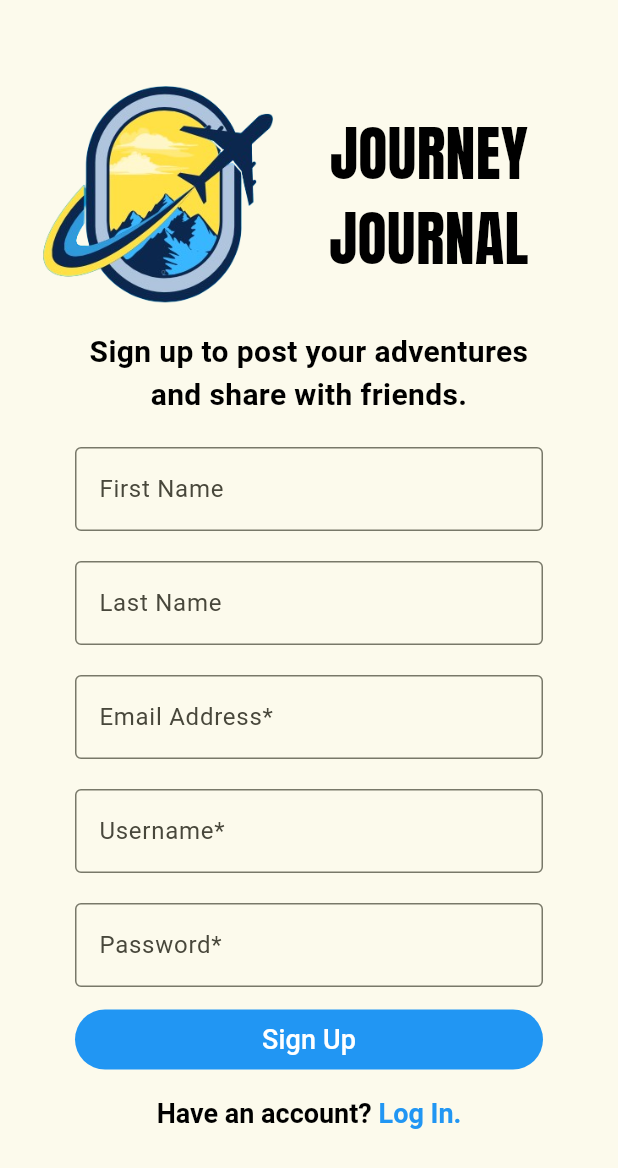
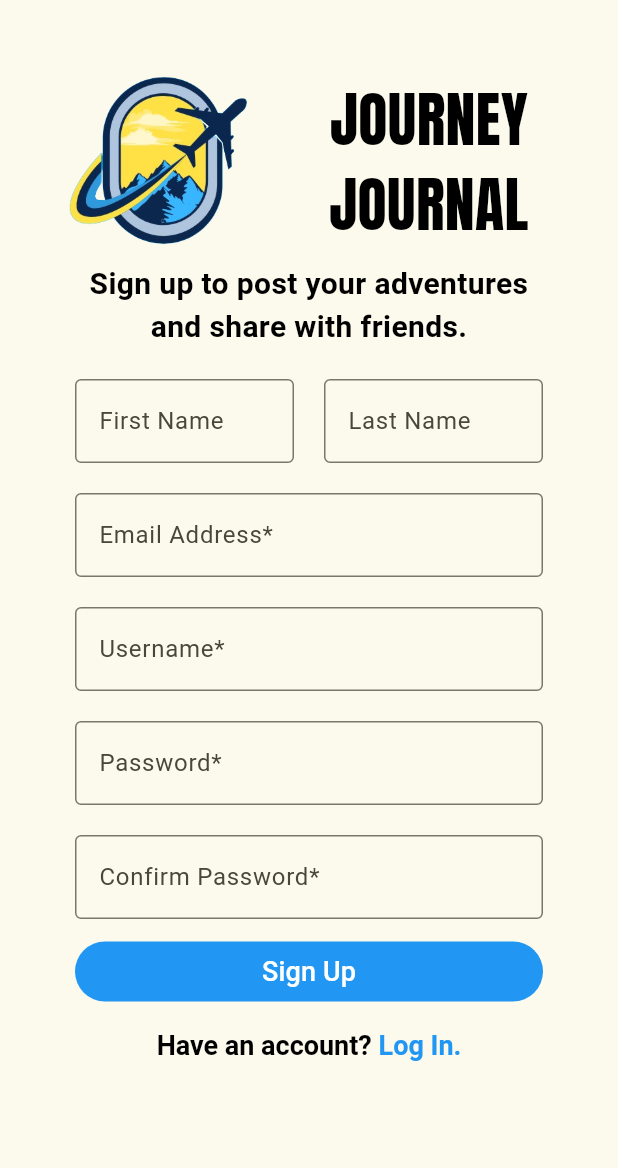
Before and after one commit to gagenotar/COP4331-BigProject-App, a Flutter app: the screen it shows after launch, after a tap on "Log In", after a tap on "Don't have an account? Sign Up.", on a phone screen of 412 x 824 dp. Shown: the top 1168 px of the screen. Run offline on Flutter 3.47's test engine with Material 3 defaults, Android fonts, the phone set to English and light mode, and no system bars; our stand-ins replace form_field_validator, google_fonts; missing offline and left inert: bson.

Commit message:
Updated register page layout
Put first and last name form on the same line and added confirm password field

```diff
--- a/lib/components/l_r_entry_box.dart
+++ b/lib/components/l_r_entry_box.dart
@@ -1,5 +1,7 @@
 import 'package:flutter/material.dart';
 import 'package:form_field_validator/form_field_validator.dart';
+
+enum RowPlacement {solo, left, right, middle}
 
 class LREntryBox extends StatelessWidget {
 
@@ -10,7 +12,9 @@ class LREntryBox extends StatelessWidget {
     this.keyboard = 'text',
     this.isPassword = false,
     this.validator,
-    this.autovalidate = false
+    this.autovalidate = false,
+    this.rowPlacement = RowPlacement.solo
+
   });
 
   static final fieldType = {
@@ -24,8 +28,12 @@ class LREntryBox extends StatelessWidget {
   final TextEditingController textController;
   final String label;
 
+  final RowPlacement rowPlacement;
   final String keyboard;
   final bool isPassword;
+
+  //
+
 
   final FieldValidator? validator;
   final bool autovalidate;
@@ -33,11 +41,23 @@ class LREntryBox extends StatelessWidget {
   @override
   Widget build(BuildContext context) {
     return Padding(
-      padding: const EdgeInsets.symmetric(vertical:10, horizontal:50),
+      padding: (){
+        switch (rowPlacement){
+          case RowPlacement.solo:
+            return const EdgeInsets.symmetric(vertical:10, horizontal:50);
+          case RowPlacement.left:
+            return const EdgeInsets.only(left:50, top: 10, bottom:10 , right: 10);
+          case RowPlacement.right:
+            return const EdgeInsets.only(left:10, top: 10, bottom:10 , right: 50);
+          case RowPlacement.middle:
+            return const EdgeInsets.all(10);
+        }
+      }(),
       child: TextFormField(
         controller: textController,
         decoration: InputDecoration(
           labelText: label,
+          errorMaxLines: 2,
           border: const OutlineInputBorder(),
         ),
         keyboardType: fieldType[keyboard],
--- a/lib/pages/login_page.dart
+++ b/lib/pages/login_page.dart
@@ -79,7 +79,10 @@ class _LoginPageState extends State<LoginPage> {
               textController: _emailController,
               label: 'Email Address',
               keyboard: 'email',
-              validator: RequiredValidator(errorText: "Email address required"),
+              validator: MultiValidator([
+                    RequiredValidator(errorText: "* Required"),
+                    EmailValidator(errorText: "Not a valid email address.")
+                    ]),
               autovalidate: _autovalidate,
             ),
 
--- a/lib/pages/register_page.dart
+++ b/lib/pages/register_page.dart
@@ -26,6 +26,8 @@ class _RegisterPageState extends State<RegisterPage> {
 
   final TextEditingController _passwordController = TextEditingController();
 
+  final TextEditingController _confirmPasswordController = TextEditingController();
+
   final GlobalKey<FormState> _formkey = GlobalKey<FormState>();
 
   bool _isLoading = false;
@@ -35,10 +37,12 @@ class _RegisterPageState extends State<RegisterPage> {
   @override
   Widget build(BuildContext context) {
     return Scaffold(
-      //resizeToAvoidBottomInset: false,
-      body: Form(
+      body: SingleChildScrollView(
+        child: ConstrainedBox(
+          constraints: BoxConstraints(maxHeight: MediaQuery.of(context).size.height),
+          child: Form(
             key: _formkey,
-        child: ListView(
+            child: Column(
               children: <Widget>[
                 const Flexible(
                   child: SizedBox(
@@ -91,16 +95,29 @@ class _RegisterPageState extends State<RegisterPage> {
                 ),
 
 
-            LREntryBox(
+                Flexible(
+                  child: Row(
+                    mainAxisAlignment: MainAxisAlignment.center,
+                    children: [
+                      Flexible(
+                        child: LREntryBox(
                           textController: _firstNameController,
                           label: 'First Name',
-              keyboard: 'name'
+                          keyboard: 'name',
+                          rowPlacement: RowPlacement.left,
+                        ),
                       ),
 
-            LREntryBox(
+                      Flexible(
+                        child: LREntryBox(
                           textController: _lastNameController,
                           label: 'Last Name',
-              keyboard: 'name'
+                          keyboard: 'name',
+                          rowPlacement: RowPlacement.right,
+                        ),
+                      ),
+                    ],
+                  ),
                 ),
 
                 LREntryBox(
@@ -134,6 +151,19 @@ class _RegisterPageState extends State<RegisterPage> {
                     PatternValidator(r'[0-9]', errorText: "Password must contain at least one number"),
                     PatternValidator(r'[!@#$%^&*]', errorText: "Password must contain at least one special character")
                   ]),
+                  autovalidate: true
+                ),
+
+                LREntryBox(
+                  textController: _confirmPasswordController,
+                  label: 'Confirm Password*',
+                  keyboard: 'password',
+                  isPassword: true,
+                  // This returns a validator that is always true when the passwords match
+                  // and one that is always false when they do not match
+                  validator: _confirmPasswordController.text == _passwordController.text ?
+                            MinLengthValidator(0,errorText: "") :
+                            MaxLengthValidator(0,errorText: "Passwords must match"),
                   autovalidate: true
                 ),
 
@@ -211,6 +241,8 @@ class _RegisterPageState extends State<RegisterPage> {
                 )
               ]
             ),
+          ),
+        ),
       )
     );
   }
```
Lines whose indentation alone changed are shown as unchanged.
